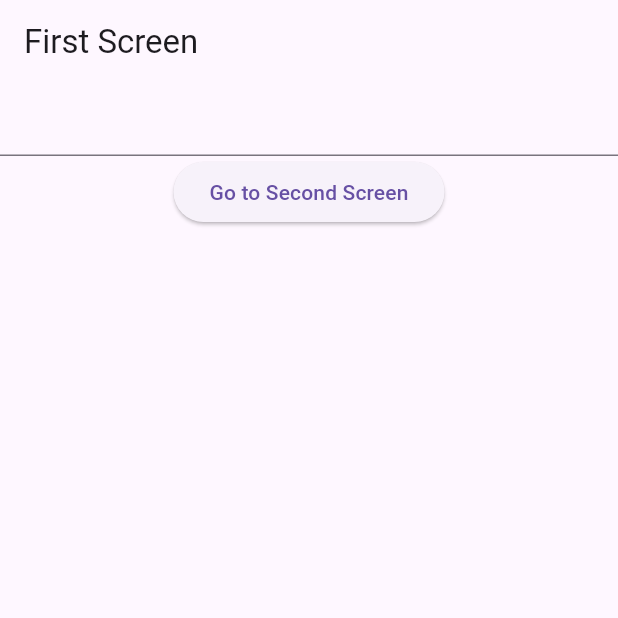
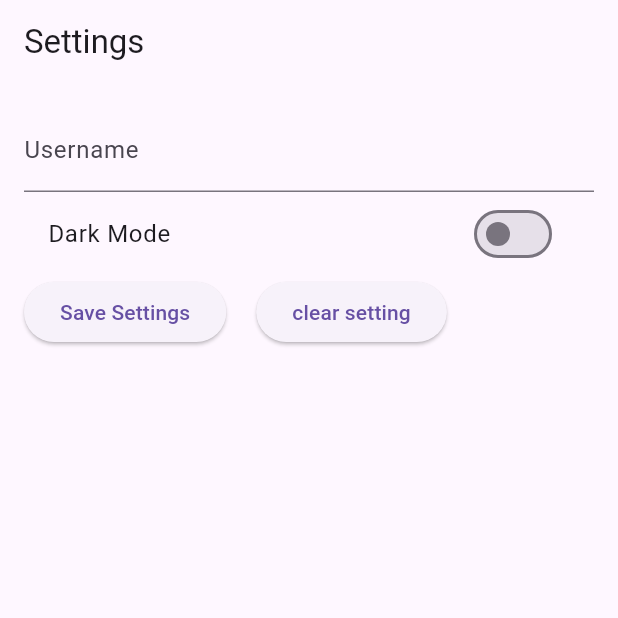
Before and after one commit to malkthere/mad_lesson01_2425, a Flutter app: the screen it shows after launch, on a phone screen of 412 x 824 dp, the top half of it. Run offline on Flutter 3.47's test engine with Material 3 defaults, Android fonts, the phone set to English and light mode, and no system bars; our stand-ins replace shared_preferences.

Commit message:
lesson 06 Shared Preferences for Local Storage

```diff
--- a/lib/main.dart
+++ b/lib/main.dart
@@ -1,49 +1,86 @@
-//import 'dart:io';
+import 'package:flutter/material.dart';
+import 'package:shared_preferences/shared_preferences.dart';
 
-import 'package:flutter/material.dart';
-import 'package:mad_lesson1_2425/SecondScreen.dart';
 void main() {
-  runApp(ProfileApp());
+  runApp(SettingsPage());
+}
+class SettingsPage extends StatefulWidget {
+  @override
+  _SettingsPageState createState() => _SettingsPageState();
 }
 
-class ProfileApp extends StatefulWidget {
+class _SettingsPageState extends State<SettingsPage> {
+  TextEditingController _usernameController = TextEditingController();
+  bool _darkModeEnabled = false;
+
   @override
-  _ProfileAppState createState() => _ProfileAppState();
+  void initState() {
+    super.initState();
+    _loadSettings();
   }
 
+  // Method to load saved settings
+  Future<void> _loadSettings() async {
+    final prefs = await SharedPreferences.getInstance();
+    setState(() {
+      _usernameController.text = prefs.getString('username') ?? '';
+      _darkModeEnabled = prefs.getBool('darkMode') ?? false;
+    });
+  }
 
-class _ProfileAppState extends State<ProfileApp> {
+  // Method to save settings
+  Future<void> _saveSettings() async {
+    final prefs = await SharedPreferences.getInstance();
+    await prefs.setString('username', _usernameController.text);
+    await prefs.setBool('darkMode', _darkModeEnabled);
+    print('Settings saved');
+  }
+
+  // Method to Delete settings
+  Future<void> _clearSettings() async {
+    final prefs = await SharedPreferences.getInstance();
+    await prefs.remove('username'); // Remove username
+    await prefs.remove('darkMode'); // Remove dark mode preference
+  }
+
   @override
   Widget build(BuildContext context) {
     return MaterialApp(
-      home: FirstScreen(),
-    );
-  }
-}
-
-class FirstScreen extends StatelessWidget {
-  TextEditingController Textcontroller=new TextEditingController();
-
-  @override
-  Widget build(BuildContext context) {
-    return Scaffold(
-      appBar: AppBar(title: Text('First Screen')),
-      body: Center(
+      home: Scaffold(
+        appBar: AppBar(title: Text('Settings')),
+        body: Padding(
+          padding: const EdgeInsets.all(16.0),
           child: Column(
             children: [
               TextField(
-              controller: Textcontroller,
+                controller: _usernameController,
+                decoration: InputDecoration(labelText: 'Username'),
               ),
+              SwitchListTile(
+                title: Text('Dark Mode'),
+                value: _darkModeEnabled,
+                onChanged: (bool value) {
+                  setState(() {
+                    _darkModeEnabled = value;
+                  });
+                },
+              ),
+              Row(
+                children: [
                   ElevatedButton(
-              onPressed: () {
-                Navigator.push(
-                  context,
-                  MaterialPageRoute(builder: (context) => SecondScreen(data: Textcontroller.text)),
-                );
-              },
-              child: Text('Go to Second Screen'),
+                    onPressed: _saveSettings,
+                    child: Text('Save Settings'),
+                  ),
+                  SizedBox(width: 20,),
+                  ElevatedButton(
+                    onPressed: _clearSettings,
+                    child: Text('clear setting'),
                   ),
                 ],
+              ),
+
+            ],
+          ),
         ),
       ),
     );
--- a/pubspec.yaml
+++ b/pubspec.yaml
@@ -30,7 +30,7 @@ environment:
 dependencies:
   flutter:
     sdk: flutter
-  url_launcher:
+  shared_preferences:
 
 
   # The following adds the Cupertino Icons font to your application.
```
Also changed, not shown: pubspec.lock. Lines whose indentation alone changed are shown as unchanged.
